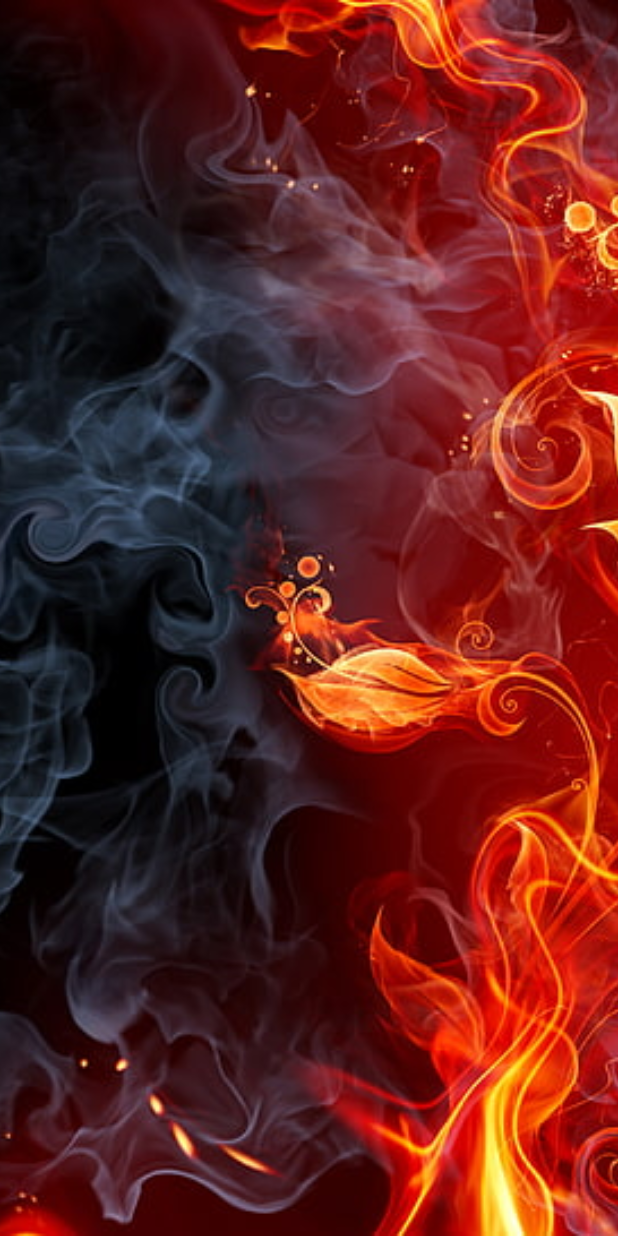
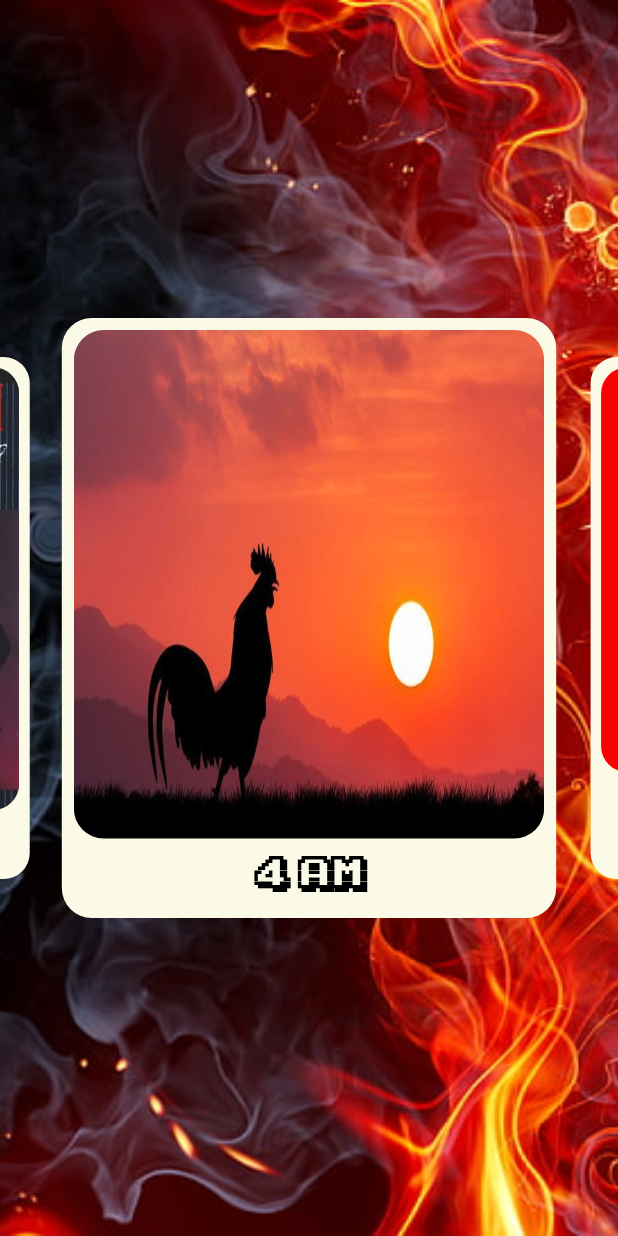
Before and after one commit to giladeldor/GloveHero, a Flutter app: the screen it shows after launch, after a tap on "Recording Mode", on a phone screen of 412 x 824 dp. Run offline on Flutter 3.47's test engine with Material 2 defaults, Android fonts, the phone set to English and light mode, and no system bars; drawn by our look-alikes of carousel_slider; our stand-ins replace flutter_spinkit, just_audio, permission_handler; missing offline and left inert: flutter_reactive_ble.

Commit message:
Fixed Recording Mode

```diff
--- a/glove_hero_app/lib/pages/menu_page.dart
+++ b/glove_hero_app/lib/pages/menu_page.dart
@@ -71,6 +71,10 @@ class _MenuPageState extends State<MenuPage> {
       case _MenuButtonID.statistics:
         print("Statistics");
         // Navigator.pushNamed(context, "/statistics");
+        break;
+      case _MenuButtonID.controls:
+        print("Controls");
+        // Navigator.pushNamed(context, "/controls");
         break;
       default:
     }
@@ -168,6 +172,19 @@ class _MenuPageState extends State<MenuPage> {
                     selected: _selectedButton,
                   ),
                 ),
+                Padding(
+                  padding: const EdgeInsets.all(8.0),
+                  child: _MenuButton(
+                    id: _MenuButtonID.controls,
+                    onPressed: () {
+                      setState(() {
+                        _selectedButton = null;
+                      });
+                      _handleSelect(_MenuButtonID.controls);
+                    },
+                    selected: _selectedButton,
+                  ),
+                ),
               ],
             );
           },
@@ -224,7 +241,8 @@ enum _MenuButtonID {
   multiplayer,
   recordingMode,
   leaderboard,
-  statistics;
+  statistics,
+  controls;
 
   String get name => switch (this) {
         singlePlayer => "Single Player",
@@ -232,6 +250,7 @@ enum _MenuButtonID {
         recordingMode => "Recording Mode",
         leaderboard => "Leaderboard",
         statistics => "Statistics",
+        controls => "Controls"
       };
 
   _MenuButtonID get up {
--- a/glove_hero_app/lib/utils.dart
+++ b/glove_hero_app/lib/utils.dart
@@ -1,5 +1,3 @@
-import 'dart:ffi';
-
 import 'package:flutter/material.dart';
 import 'package:glove_hero_app/song.dart';
 import 'package:just_audio/just_audio.dart';
--- /dev/null
+++ b/glove_hero_app/lib/widgets/song_card.dart
@@ -0,0 +1,186 @@
+import 'package:flutter/material.dart';
+import '../utils.dart';
+
+class SongCard extends StatelessWidget {
+  const SongCard({
+    super.key,
+    required this.songName,
+    required this.songArtPath,
+    this.onPressed,
+  });
+
+  final String songName;
+  final String songArtPath;
+  final void Function()? onPressed;
+
+  static List<SongCard> songs(void Function()? onPressed) => [
+        SongCard(
+          songName: "4 AM",
+          songArtPath: "assets/song-art/4-am.jpg",
+          onPressed: onPressed,
+        ),
+        SongCard(
+          songName: "All My\nLife",
+          songArtPath: "assets/song-art/all-my-life.jpg",
+          onPressed: onPressed,
+        ),
+        SongCard(
+          songName: "Bad Guy",
+          songArtPath: "assets/song-art/bad-guy.jpg",
+          onPressed: onPressed,
+        ),
+        SongCard(
+          songName: "Bohemian\nRhapsody",
+          songArtPath: "assets/song-art/bohemian-rhapsody.jpg",
+          onPressed: onPressed,
+        ),
+        SongCard(
+          songName: "Come as \nYou Are",
+          songArtPath: "assets/song-art/come-as-you-are.jpg",
+          onPressed: onPressed,
+        ),
+        SongCard(
+          songName: "Company Car",
+          songArtPath: "assets/song-art/company-car.jpg",
+          onPressed: onPressed,
+        ),
+        SongCard(
+          songName: "Freed from\nDesire",
+          songArtPath: "assets/song-art/freed-from-desire.jpg",
+          onPressed: onPressed,
+        ),
+        SongCard(
+          songName: "Good Riddance",
+          songArtPath: "assets/song-art/good-riddance.jpg",
+          onPressed: onPressed,
+        ),
+        SongCard(
+          songName: "I Approached\nIdo",
+          songArtPath: "assets/song-art/yes-i-approached-ido.jpg",
+          onPressed: onPressed,
+        ),
+        SongCard(
+          songName: "In The End",
+          songArtPath: "assets/song-art/in-the-end.jpg",
+          onPressed: onPressed,
+        ),
+        SongCard(
+          songName: "Karma Police",
+          songArtPath: "assets/song-art/karma-police.jpg",
+          onPressed: onPressed,
+        ),
+        SongCard(
+          songName: "Mario Theme",
+          songArtPath: "assets/song-art/mario.jpg",
+          onPressed: onPressed,
+        ),
+        SongCard(
+          songName: "Mr. Shoko",
+          songArtPath: "assets/song-art/mr-shoko.jpg",
+          onPressed: onPressed,
+        ),
+        SongCard(
+          songName: "My Love",
+          songArtPath: "assets/song-art/my-love.jpg",
+          onPressed: onPressed,
+        ),
+        SongCard(
+          songName: "Nothing Else\nMatters",
+          songArtPath: "assets/song-art/nothing-else-matters.jpg",
+          onPressed: onPressed,
+        ),
+        SongCard(
+          songName: "Pokemon",
+          songArtPath: "assets/song-art/pokemon.png",
+          onPressed: onPressed,
+        ),
+        SongCard(
+          songName: "Seven Nation\nArmy",
+          songArtPath: "assets/song-art/seven-nation-army.jpg",
+          onPressed: onPressed,
+        ),
+        SongCard(
+          songName: "Slaves",
+          songArtPath: "assets/song-art/slaves.jpg",
+          onPressed: onPressed,
+        ),
+        SongCard(
+          songName: "Stairway to\nHeaven",
+          songArtPath: "assets/song-art/stairway-to-heaven.jpg",
+          onPressed: onPressed,
+        ),
+        SongCard(
+          songName: "Staying Alive",
+          songArtPath: "assets/song-art/staying-alive.jpg",
+          onPressed: onPressed,
+        ),
+        SongCard(
+          songName: "The Final\nCountdown",
+          songArtPath: "assets/song-art/the-final-countdown.jpg",
+          onPressed: onPressed,
+        ),
+        SongCard(
+          songName: "Toxic",
+          songArtPath: "assets/song-art/toxic.png",
+          onPressed: onPressed,
+        ),
+        SongCard(
+          songName: "Under the\nBridge",
+          songArtPath: "assets/song-art/under-the-bridge.jpg",
+          onPressed: onPressed,
+        ),
+        SongCard(
+          songName: "Yo-Ya",
+          songArtPath: "assets/song-art/yo-ya.jpg",
+          onPressed: onPressed,
+        ),
+        SongCard(
+          songName: "YGLABN",
+          songArtPath: "assets/song-art/you-give-love-a-bad-name.jpg",
+          onPressed: onPressed,
+        ),
+      ];
+
+  @override
+  Widget build(BuildContext context) {
+    return GestureDetector(
+      onTap: onPressed,
+      child: Container(
+        decoration: BoxDecoration(
+          color: const Color.fromARGB(255, 250, 250, 230),
+          borderRadius: BorderRadius.circular(20),
+        ),
+        child: Padding(
+          padding: const EdgeInsets.all(8.0),
+          child: Column(
+            crossAxisAlignment: CrossAxisAlignment.center,
+            children: [
+              Expanded(
+                child: ClipRRect(
+                  borderRadius: BorderRadius.circular(20),
+                  child: Image.asset(
+                    songArtPath,
+                    fit: BoxFit.fill,
+                  ),
+                ),
+              ),
+              Padding(
+                padding: const EdgeInsets.all(8.0),
+                child: FittedBox(
+                  child: Text(
+                    songName,
+                    textAlign: TextAlign.center,
+                    style: menuButtonTextStyle.copyWith(
+                      color: Colors.black,
+                      fontSize: 25,
+                    ),
+                  ),
+                ),
+              )
+            ],
+          ),
+        ),
+      ),
+    );
+  }
+}
```
